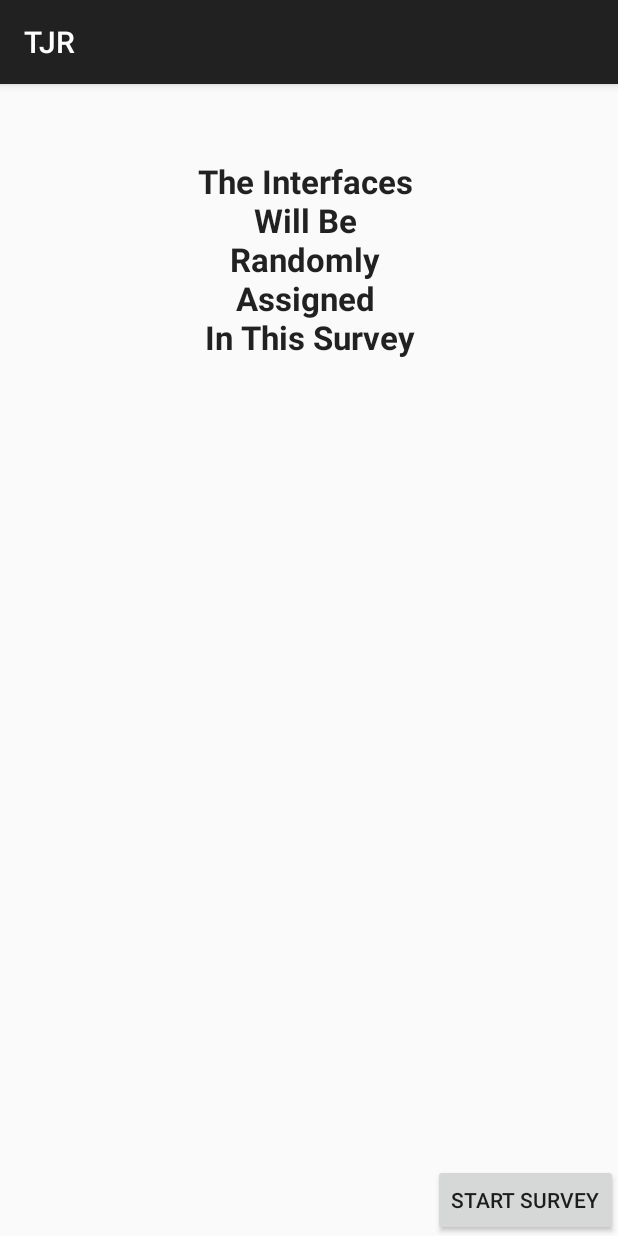
After one commit to anurag3/TJR-Focus-Group, an Android app: the informrandomorder screen opened directly, with no data from a screen before it, on a phone screen of 412 x 824 dp. The commit adds this screen. Run offline under Robolectric (Android 15) with nearby library versions, the phone set to English and light mode, and no system bars.

Commit message:
Corrected the way number of joints are calculated
Also added a page stating the random nature of the survey

```diff
--- a/Knee_Replacement/app/src/main/AndroidManifest.xml
+++ b/Knee_Replacement/app/src/main/AndroidManifest.xml
@@ -61,6 +61,9 @@
         <activity
             android:name=".thankyou">
         </activity>
+        <activity
+            android:name=".informrandomorder">
+        </activity>
 
     </application>
 
--- a/Knee_Replacement/app/src/main/java/anuragdesai/library/kneereplacement/MainActivity.java
+++ b/Knee_Replacement/app/src/main/java/anuragdesai/library/kneereplacement/MainActivity.java
@@ -103,7 +103,7 @@ public class MainActivity extends AppCompatActivity implements OnClickListener
             et.setError( "Patient ID is required!" );
 
         }else{
-            Intent intent = new Intent(this,gotoSurveyActivity.class);
+            Intent intent = new Intent(this,informrandomorder.class);
             startActivity(intent);
         }
 
--- a/Knee_Replacement/app/src/main/java/anuragdesai/library/kneereplacement/gotoSurveyActivity.java
+++ b/Knee_Replacement/app/src/main/java/anuragdesai/library/kneereplacement/gotoSurveyActivity.java
@@ -45,7 +45,7 @@ public class gotoSurveyActivity extends AppCompatActivity{
             flag++;
         }
 
-
+//
             switch (dataList.get(i))
             {
                     case 1:
--- /dev/null
+++ b/Knee_Replacement/app/src/main/java/anuragdesai/library/kneereplacement/informrandomorder.java
@@ -0,0 +1,23 @@
+package anuragdesai.library.kneereplacement;
+
+import android.content.Intent;
+import android.os.Bundle;
+import android.support.v7.app.AppCompatActivity;
+import android.view.View;
+
+/**
+ * Created by Anurag on 11/8/2015.
+ */
+public class informrandomorder extends AppCompatActivity {
+
+    protected void onCreate(Bundle savedInstanceState) {
+        super.onCreate(savedInstanceState);
+        setContentView(R.layout.informrandomorder);
+    }
+
+    public void onClick(View view)
+    {
+        Intent intent = new Intent(this,gotoSurveyActivity.class);
+        startActivity(intent, null);
+    }
+}
--- /dev/null
+++ b/Knee_Replacement/app/src/main/res/layout/informrandomorder.xml
@@ -0,0 +1,30 @@
+<?xml version="1.0" encoding="utf-8"?>
+<LinearLayout xmlns:android="http://schemas.android.com/apk/res/android"
+    android:orientation="vertical" android:layout_width="match_parent"
+    android:layout_height="match_parent">
+    <RelativeLayout
+        android:layout_width="match_parent"
+        android:layout_height="50dp"></RelativeLayout>
+    <RelativeLayout
+        android:layout_width="wrap_content"
+        android:layout_height="wrap_content">
+        <TextView
+            android:layout_width="match_parent"
+            android:layout_height="match_parent"
+            android:textAppearance="?android:attr/textAppearanceLarge"
+            android:text="The Interfaces \nWill Be \nRandomly \nAssigned \nIn This Survey"
+            android:id="@+id/textView1"
+            android:layout_gravity="center_horizontal"
+            android:textStyle="bold"
+            android:gravity="center_horizontal" />
+
+        <Button
+            android:layout_width="wrap_content"
+            android:layout_height="wrap_content"
+            android:text="Start Survey"
+            android:id="@+id/button1"
+            android:layout_alignParentBottom="true"
+            android:layout_alignParentEnd="true"
+            android:onClick="onClick" />
+    </RelativeLayout>
+</LinearLayout>
```
Also changed, not shown: Knee_Replacement/app/src/main/java/anuragdesai/library/kneereplacement/buttonnxt.java (+3 -5 lines), Knee_Replacement/app/src/main/java/anuragdesai/library/kneereplacement/goToPainSurvey1.java (+45 -17 lines), Knee_Replacement/app/src/main/java/anuragdesai/library/kneereplacement/goToPainSurvey2.java (+38 -6 lines), Knee_Replacement/app/src/main/java/anuragdesai/library/kneereplacement/goToPainSurvey3.java (+31 -10 lines), Knee_Replacement/app/src/main/java/anuragdesai/library/kneereplacement/goToPainSurvey4.java (+34 -7 lines).
